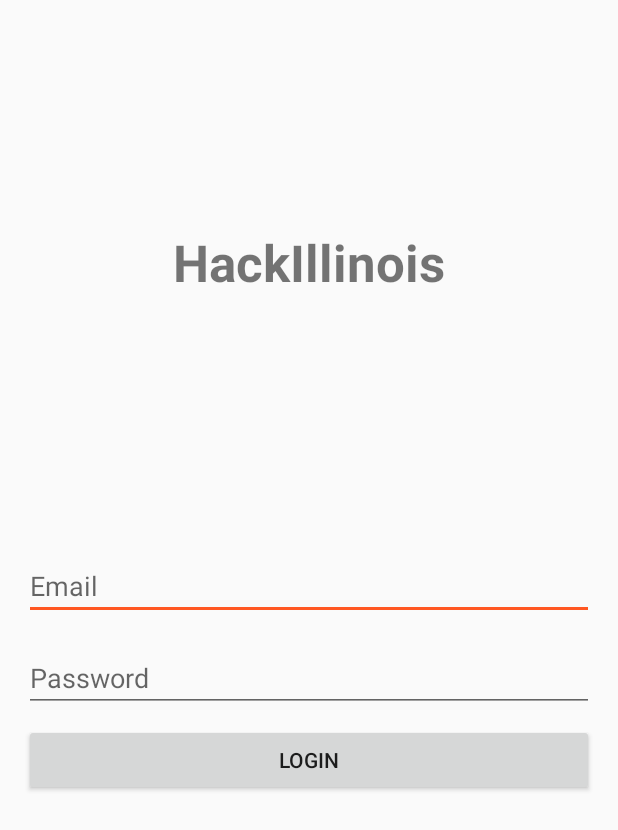
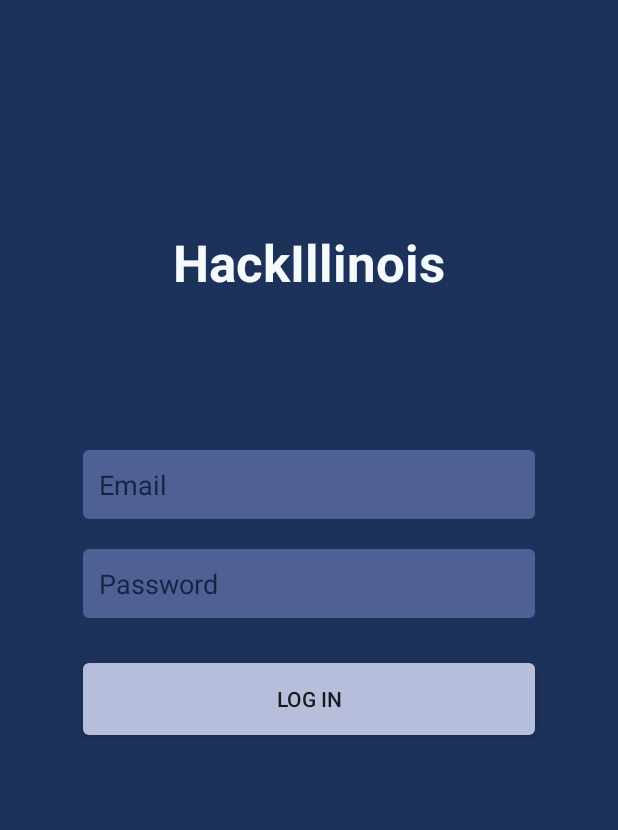
Before and after one commit to HackIllinois/android-2017, an Android app: the screen it shows after launch (LoginActivity), on a phone screen of 412 x 824 dp. Shown: the top 830 px of the screen. Run offline under Robolectric (Android 15) with nearby library versions, the phone set to English and light mode, and no system bars; our stand-ins replace ButterKnife, Volley.

Commit message:
Begin apply new theme

```diff
--- a/app/src/main/java/org/hackillinois/app2017/Schedule/EventListFragment.java
+++ b/app/src/main/java/org/hackillinois/app2017/Schedule/EventListFragment.java
@@ -2,6 +2,7 @@
 
 import android.os.Bundle;
 import android.support.v4.app.Fragment;
+import android.support.v4.content.ContextCompat;
 import android.support.v7.widget.DividerItemDecoration;
 import android.support.v7.widget.LinearLayoutManager;
 import android.support.v7.widget.RecyclerView;
@@ -53,6 +54,7 @@
         mRecyclerView.setAdapter(mAdapter);
 
         DividerItemDecoration dividerItemDecoration = new DividerItemDecoration(mRecyclerView.getContext(), 1);
+        dividerItemDecoration.setDrawable(ContextCompat.getDrawable(getContext(), R.drawable.divider));
         mRecyclerView.addItemDecoration(dividerItemDecoration);
 
         return view;
--- a/app/src/main/java/org/hackillinois/app2017/UI/CenteredToolbar.java
+++ b/app/src/main/java/org/hackillinois/app2017/UI/CenteredToolbar.java
@@ -2,10 +2,13 @@
 
 import android.content.Context;
 import android.content.res.TypedArray;
+import android.graphics.Color;
 import android.support.annotation.Nullable;
 import android.support.v7.widget.Toolbar;
 import android.util.AttributeSet;
 import android.widget.TextView;
+
+import org.hackillinois.app2017.R;
 
 public class CenteredToolbar extends Toolbar {
     private TextView titleView;
@@ -42,6 +45,7 @@
     protected void onLayout(boolean changed, int l, int t, int r, int b) {
         super.onLayout(changed, l, t, r, b);
         titleView.setX((getWidth() - titleView.getWidth())/2);
+        titleView.setTextColor(Color.WHITE);
     }
 
     @Override
--- /dev/null
+++ b/app/src/main/res/drawable-xxhdpi/custom_button.xml
@@ -0,0 +1,18 @@
+<?xml version="1.0" encoding="utf-8"?>
+<shape xmlns:android="http://schemas.android.com/apk/res/android" >
+
+    <solid android:color="@color/cloudy_blue" />
+
+    <padding
+        android:bottom="6dp"
+        android:left="11dp"
+        android:right="11dp"
+        android:top="6dp" />
+
+    <corners
+        android:topLeftRadius="4dp"
+        android:topRightRadius="4dp"
+        android:bottomLeftRadius="4dp"
+        android:bottomRightRadius="4dp" />
+
+</shape>
--- /dev/null
+++ b/app/src/main/res/drawable/custom_edittext.xml
@@ -0,0 +1,18 @@
+<?xml version="1.0" encoding="utf-8"?>
+<shape xmlns:android="http://schemas.android.com/apk/res/android" >
+
+    <solid android:color="@color/dusky_blue" />
+
+    <padding
+        android:bottom="6dp"
+        android:left="11dp"
+        android:right="11dp"
+        android:top="6dp" />
+
+    <corners
+        android:topLeftRadius="4dp"
+        android:topRightRadius="4dp"
+        android:bottomLeftRadius="4dp"
+        android:bottomRightRadius="4dp" />
+
+</shape>
--- /dev/null
+++ b/app/src/main/res/drawable/divider.xml
@@ -0,0 +1,5 @@
+<?xml version="1.0" encoding="utf-8"?>
+<shape xmlns:android="http://schemas.android.com/apk/res/android">
+    <size android:height="2dp"/>
+    <solid android:color="#4e6094"/>
+</shape>
--- a/app/src/main/res/layout/activity_login.xml
+++ b/app/src/main/res/layout/activity_login.xml
@@ -2,69 +2,82 @@
 <android.support.constraint.ConstraintLayout xmlns:android="http://schemas.android.com/apk/res/android"
     xmlns:app="http://schemas.android.com/apk/res-auto"
     xmlns:tools="http://schemas.android.com/tools"
-    android:orientation="vertical" android:layout_width="match_parent"
-    android:layout_height="match_parent">
+    android:layout_width="match_parent"
+    android:layout_height="match_parent"
+    android:background="@color/dark_slate_blue"
+    android:orientation="vertical">
 
 
     <EditText
         android:id="@+id/emailField"
+        android:layout_width="0dp"
+        android:layout_height="46dp"
+        android:layout_marginEnd="55dp"
+        android:layout_marginLeft="55dp"
+        android:layout_marginRight="55dp"
+        android:layout_marginStart="55dp"
+        android:layout_marginTop="300dp"
+        android:background="@drawable/custom_edittext"
         android:hint="Email"
-            android:layout_width="0dp"
-            android:layout_height="wrap_content"
         android:inputType="textEmailAddress"
-        android:layout_marginEnd="16dp"
+        android:textColor="@color/pale_grey"
+        android:textColorHint="@color/dark_blue_grey"
+        android:textColorLink="@color/dark_slate_blue"
+        app:layout_constraintLeft_toLeftOf="parent"
         app:layout_constraintRight_toRightOf="parent"
-        android:layout_marginRight="16dp"
-        android:layout_marginStart="16dp"
-        app:layout_constraintLeft_toLeftOf="parent"
-        android:layout_marginLeft="16dp"
-        android:layout_marginTop="368dp"
         app:layout_constraintTop_toTopOf="parent" />
 
     <EditText
         android:id="@+id/passwordField"
+        android:layout_width="0dp"
+        android:layout_height="46dp"
+        android:layout_marginEnd="55dp"
+        android:layout_marginLeft="55dp"
+        android:layout_marginRight="55dp"
+        android:layout_marginStart="55dp"
+        android:layout_marginTop="20dp"
+        android:background="@drawable/custom_edittext"
         android:hint="Password"
-            android:layout_width="0dp"
-            android:layout_height="wrap_content"
         android:inputType="textPassword"
-            android:layout_marginEnd="16dp"
+        android:textColor="@color/pale_grey"
+        android:textColorHint="@color/dark_blue_grey"
+        android:textColorLink="@color/dark_slate_blue"
+        app:layout_constraintLeft_toLeftOf="parent"
         app:layout_constraintRight_toRightOf="parent"
-            android:layout_marginRight="16dp"
-            android:layout_marginStart="16dp"
-            app:layout_constraintLeft_toLeftOf="parent"
-            android:layout_marginLeft="16dp"
-            app:layout_constraintTop_toBottomOf="@+id/emailField"
-            android:layout_marginTop="16dp" />
+        app:layout_constraintTop_toBottomOf="@+id/emailField" />
 
     <Button
         android:id="@+id/loginButton"
-            android:text="Login"
         android:layout_width="0dp"
         android:layout_height="wrap_content"
+        android:layout_marginEnd="55dp"
+        android:layout_marginLeft="55dp"
+        android:layout_marginRight="55dp"
+        android:layout_marginStart="55dp"
+        android:layout_marginTop="30dp"
+        android:text="Log In"
+        app:layout_constraintHorizontal_bias="0.52"
+        app:layout_constraintLeft_toLeftOf="parent"
+        app:layout_constraintRight_toRightOf="parent"
+        app:layout_constraintTop_toBottomOf="@+id/passwordField"
+        android:background="@drawable/custom_button" />
+
+    <TextView
+        android:id="@+id/textView5"
+        android:layout_width="wrap_content"
+        android:layout_height="wrap_content"
         android:layout_marginEnd="16dp"
-            app:layout_constraintRight_toRightOf="parent"
+        android:layout_marginLeft="16dp"
         android:layout_marginRight="16dp"
         android:layout_marginStart="16dp"
+        android:layout_marginTop="152dp"
+        android:text="HackIllinois"
+        android:textSize="34sp"
+        android:textStyle="bold"
         app:layout_constraintLeft_toLeftOf="parent"
-            android:layout_marginLeft="16dp"
-            android:layout_marginTop="8dp"
-            app:layout_constraintTop_toBottomOf="@+id/passwordField" />
-
-    <TextView
-        android:text="HackIllinois"
-        android:layout_width="wrap_content"
-        android:layout_height="wrap_content"
-        android:id="@+id/textView5"
-        android:layout_marginEnd="16dp"
         app:layout_constraintRight_toRightOf="parent"
-        android:layout_marginRight="16dp"
-        android:layout_marginStart="16dp"
-        app:layout_constraintLeft_toLeftOf="parent"
-        android:layout_marginLeft="16dp"
-        android:layout_marginTop="152dp"
         app:layout_constraintTop_toTopOf="parent"
-        android:textStyle="bold"
-        android:textSize="34sp" />
+        android:textColor="@color/pale_grey" />
 
 
 </android.support.constraint.ConstraintLayout>
--- a/app/src/main/res/layout/app_bar_main.xml
+++ b/app/src/main/res/layout/app_bar_main.xml
@@ -15,12 +15,12 @@
             android:id="@+id/toolbar"
             android:layout_width="match_parent"
             android:layout_height="?attr/actionBarSize"
-            android:background="?attr/colorPrimary"
+            android:background="@color/dark_slate_blue"
             app:popupTheme="@style/AppTheme.PopupOverlay" />
 
         <android.support.design.widget.TabLayout
             android:id="@+id/tabs"
-            android:background="@color/primary"
+            android:background="@color/dark_slate_blue"
             android:layout_width="match_parent"
             android:layout_height="wrap_content"
             android:layout_alignParentLeft="true"
--- a/app/src/main/res/layout/layout_schedule.xml
+++ b/app/src/main/res/layout/layout_schedule.xml
@@ -1,6 +1,5 @@
 <?xml version="1.0" encoding="utf-8"?>
 <RelativeLayout xmlns:android="http://schemas.android.com/apk/res/android"
-    xmlns:app="http://schemas.android.com/apk/res-auto"
     android:orientation="vertical"
     android:layout_width="match_parent"
     android:layout_height="match_parent">
--- a/app/src/main/res/values/colors.xml
+++ b/app/src/main/res/values/colors.xml
@@ -7,6 +7,18 @@
   <color name="primary_text">#212121</color>
   <color name="secondary_text">#727272</color>
   <color name="icons">#FFFFFF</color>
-  <color name="divider">#B6B6B6</color>
+
+  <color name="dark_blue_grey">#142442</color>
+  <color name="dark_slate_blue">#1c325a</color>
+  <color name="dark_slate_blue_two">#2d4673</color>
+  <color name="dusky_blue">#4e6094</color>
+  <color name="faded_blue">#808fc4</color>
+  <color name="cloudy_blue">#b7bedc</color>
+  <color name="pale_grey">#f5fafc</color>
+  <color name="dark_green_blue">#266771</color>
+  <color name="sea">#409baa</color>
+  <color name="seafoam_blue">#5dc8db</color>
+  <color name="light_periwinkle">#d0d9ff</color>
+  <color name="faded_orange">#f08462</color>
 
 </resources>
--- a/app/src/main/res/values/styles.xml
+++ b/app/src/main/res/values/styles.xml
@@ -3,8 +3,8 @@
     <!-- Base application theme. -->
     <style name="AppTheme" parent="Theme.AppCompat.Light.NoActionBar">
         <!-- Customize your theme here. -->
-        <item name="colorPrimary">@color/primary</item>
-        <item name="colorPrimaryDark">@color/primary_dark</item>
+        <item name="colorPrimary">@color/dark_slate_blue</item>
+        <item name="colorPrimaryDark">@color/dark_slate_blue</item>
         <item name="colorAccent">@color/accent</item>
     </style>
 
```
Also changed, not shown: app/src/main/java/org/hackillinois/app2017/MainActivity.java (+6 -5 lines), app/src/main/res/drawable/tab_selector.xml (+4 -4 lines), app/src/main/res/layout/event_layout.xml (+20 -15 lines), app/src/main/res/layout/layout_home.xml (+6 -18 lines), app/src/main/res/layout/layout_profile.xml (+33 -80 lines). Lines whose indentation alone changed are shown as unchanged.
